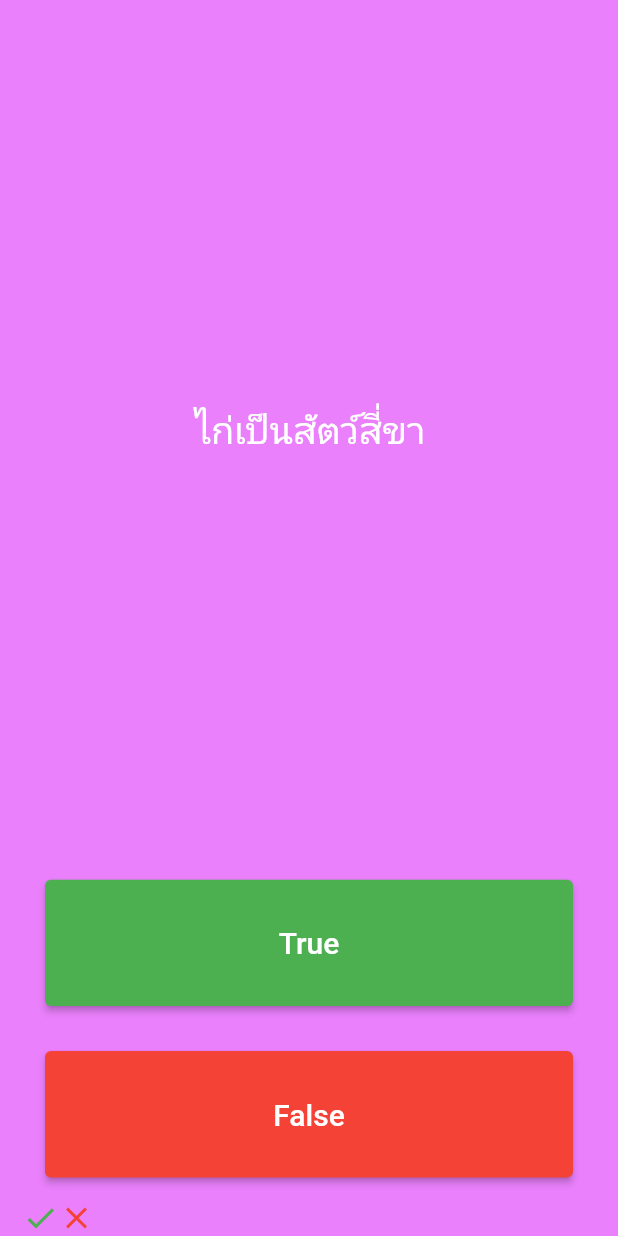
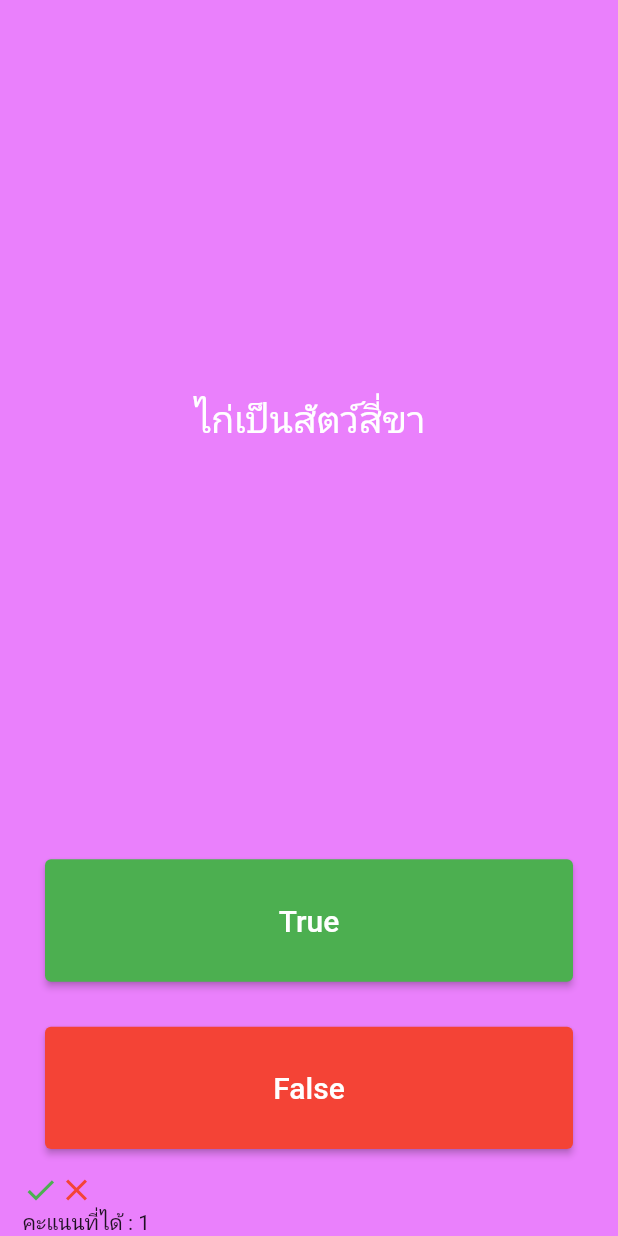
Before and after one commit to Ploysaiplsz/quizzapp_w8-Ploypassorn, a Flutter app: the screen it shows after launch, after a tap on "True", after a tap on "False", on a phone screen of 412 x 824 dp. Run offline on Flutter 3.47's test engine with Material 2 defaults, Android fonts, the phone set to English and light mode, and no system bars.

Commit message:
New version

```diff
--- a/lib/main.dart
+++ b/lib/main.dart
@@ -59,7 +59,7 @@ class _QuizPageState extends State<QuizPage> {
         crossAxisAlignment: CrossAxisAlignment.stretch,
         children: <Widget>[
           //TODO: 5.แสดงผลคะแนนที่ได้ กำหนดให้ตอบถูกต้องในแต่ละข้อจะได้ 1 คะแนน (นักเรียนอาจต้องเขียนโปรแกรมในส่วนอื่นด้วย เพื่อสามารถแสดงผลคะแนนที่ถูกต้อง)
-
+          if (questionNumber < questions.length) ...[
             Expanded(
               flex: 5,
               child: Padding(
@@ -80,9 +80,7 @@ class _QuizPageState extends State<QuizPage> {
               child: Padding(
                 padding: EdgeInsets.all(15.0),
                 child: ElevatedButton(
-              style: ElevatedButton.styleFrom(
-                  primary: Colors.green
-              ),
+                  style: ElevatedButton.styleFrom(primary: Colors.green),
                   child: Text(
                     'True',
                     style: TextStyle(
@@ -92,46 +90,39 @@ class _QuizPageState extends State<QuizPage> {
                   ),
                   onPressed: () {
                     bool correctAnswer = answers[questionNumber];
-                if (correctAnswer==true) {
+                    if (correctAnswer == true) {
                       setState(() {
                         score++;
                         //เมื่อกดปุ่ม True เพิ่มข้อมูลเข้าไปในลิสต์ scoreKeeper โดยใช้ add method
-                    scoreKeeper.add(
-                        Icon(
+                        scoreKeeper.add(Icon(
                           Icons.check,
                           color: Colors.green,
                         ));
                         //ตรวจสอบว่าข้อคำถามจะไม่เกิน index
-                    if (questionNumber < questions.length-1) {
+                        //if (questionNumber < questions.length - 1) {
                         questionNumber++;
-                    }
-                    else {
-                      questionNumber = 0;
-                      scoreKeeper.clear();
-                      //TODO: 1.ถ้าคำถามหมดแล้ว ให้เริ่มต้นใหม่ โดยกลับไปที่คำถามเดิมและเคลียร์ scoreKeeper ด้วย
-
-                    }
-
-
+                        //}
+                        // else {
+                        //   questionNumber = 0;
+                        //   scoreKeeper.clear();
+                        //
+                        //
+                        // }
                       });
-                }
-                else{
+                    } else {
                       setState(() {
-                    scoreKeeper.add(
-                        Icon(
+                        scoreKeeper.add(Icon(
                           Icons.close,
                           color: Colors.red,
                         ));
-                    if (questionNumber < questions.length-1) {
+                        //if (questionNumber < questions.length - 1) {
                         questionNumber++;
-                    }
-                    else {
-                      questionNumber = 0;
-                      scoreKeeper.clear();
-
-                    }
+                        //}
+                        // else {
+                        //   questionNumber = 0;
+                        //   scoreKeeper.clear();
+                        // }
                       });
-
                     }
                   },
                 ),
@@ -142,9 +133,7 @@ class _QuizPageState extends State<QuizPage> {
                 padding: EdgeInsets.all(15.0),
                 child: ElevatedButton(
                   // color: Colors.red,
-              style: ElevatedButton.styleFrom(
-                primary: Colors.red
-              ),
+                  style: ElevatedButton.styleFrom(primary: Colors.red),
                   child: Text(
                     'False',
                     style: TextStyle(
@@ -154,60 +143,90 @@ class _QuizPageState extends State<QuizPage> {
                   ),
                   onPressed: () {
                     bool correctAnswer = answers[questionNumber];
-                if (correctAnswer==false) {
+                    if (correctAnswer == false) {
                       setState(() {
                         score++;
                         //เมื่อกดปุ่ม True เพิ่มข้อมูลเข้าไปในลิสต์ scoreKeeper โดยใช้ add method
-                    scoreKeeper.add(
-                        Icon(
+                        scoreKeeper.add(Icon(
                           Icons.check,
                           color: Colors.green,
                         ));
                         //ตรวจสอบว่าข้อคำถามจะไม่เกิน index
-                    if (questionNumber < questions.length-1) {
+                        //if (questionNumber < questions.length - 1) {
                         questionNumber++;
-                    }
-                    else {
-                      questionNumber = 0;
-                      scoreKeeper.clear();
-                      //TODO: 1.ถ้าคำถามหมดแล้ว ให้เริ่มต้นใหม่ โดยกลับไปที่คำถามเดิมและเคลียร์ scoreKeeper ด้วย
-
-                    }
-
-
+                        //}
+                        // else {
+                        //   questionNumber = 0;
+                        //   scoreKeeper.clear();
+                        //
+                        //
+                        // }
                       });
-                }
-                else{
+                    } else {
                       setState(() {
-                    scoreKeeper.add(
-                        Icon(
+                        scoreKeeper.add(Icon(
                           Icons.close,
                           color: Colors.red,
                         ));
-                    if (questionNumber < questions.length-1) {
+                        //if (questionNumber < questions.length - 1) {
                         questionNumber++;
-                    }
-                    else {
-                      questionNumber = 0;
-                      scoreKeeper.clear();
-
-                    }
+                        //}
+                        // else {
+                        //   questionNumber = 0;
+                        //   scoreKeeper.clear();
+                        // }
                       });
-
                     }
                     //TODO: 3.ปรับปรุงโค้ด เมื่อกดปุ่ม False แล้วให้มีการทำงานในลักษณะเดียวกับปุ่ม True
-
                   },
-
-
                 ),
               ),
             ),
             //แสดงผล icon สำหรับ scoreKeeper
             Row(
               children: scoreKeeper,
+            ),
+            Text('คะแนนที่ได้ : $score')
+          ] else ...[
+            Expanded(
+                flex: 5,
+                child: Padding(
+                  padding: EdgeInsets.all(10.0),
+                  child: Center(
+                    child: Text(
+                      'คะแนนที่ได้ : $score',
+                      textAlign: TextAlign.center,
+                      style: TextStyle(
+                        fontSize: 25.0,
+                        color: Colors.white,
+                      ),
+                    ),
+                  ),
+                )),
+            Expanded(
+              child: Padding(
+                padding: EdgeInsets.all(15.0),
+                child: ElevatedButton(
+                  style: ElevatedButton.styleFrom(primary: Colors.white),
+                  child: Text(
+                    'ลองใหม่อีกครั้ง',
+                    style: TextStyle(
+                      color: Colors.black,
+                      fontSize: 20.0,
+                    ),
+                  ),
+                  onPressed: () {
+                    setState(() {
+                      questionNumber = 0;
+                      score = 0;
+                      scoreKeeper.clear();
+                      //TODO: 1.ถ้าคำถามหมดแล้ว ให้เริ่มต้นใหม่ โดยกลับไปที่คำถามเดิมและเคลียร์ scoreKeeper ด้วย
+                    });
+                  },
+                ),
+              ),
             )
-      ],
-    );
+          ]
+        ]);
   }
 }
```
Lines whose indentation alone changed are shown as unchanged.
